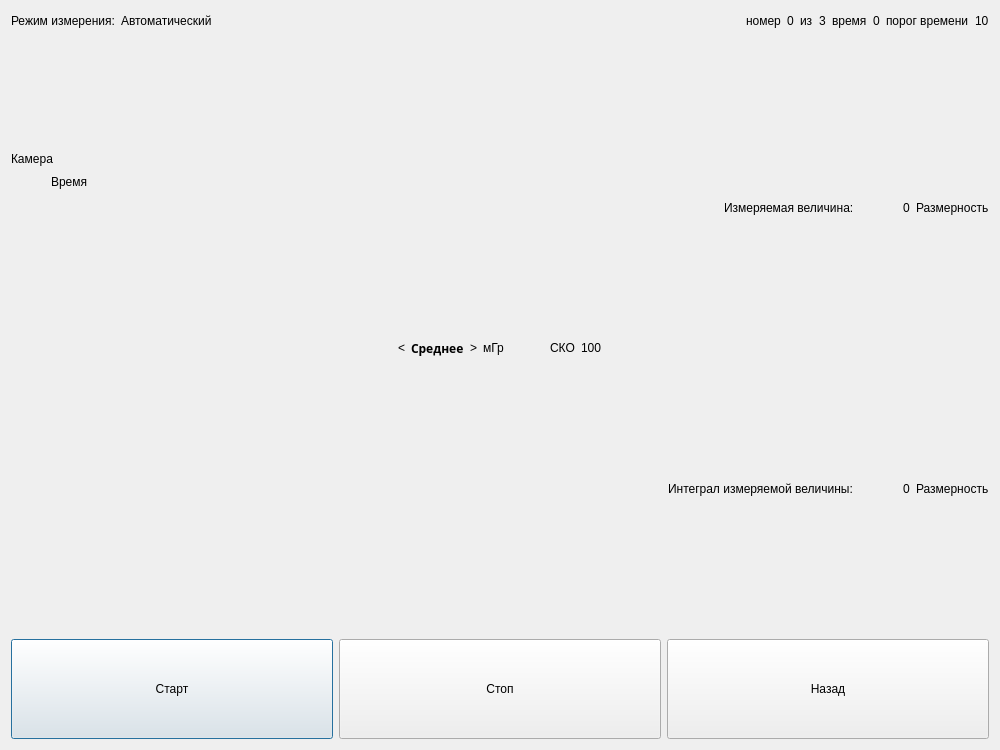
basketbgn/basket, file qtsrc/progBGN/BGN_26_10/gamma_ik_measuring_measure.ui: the form before one commit.
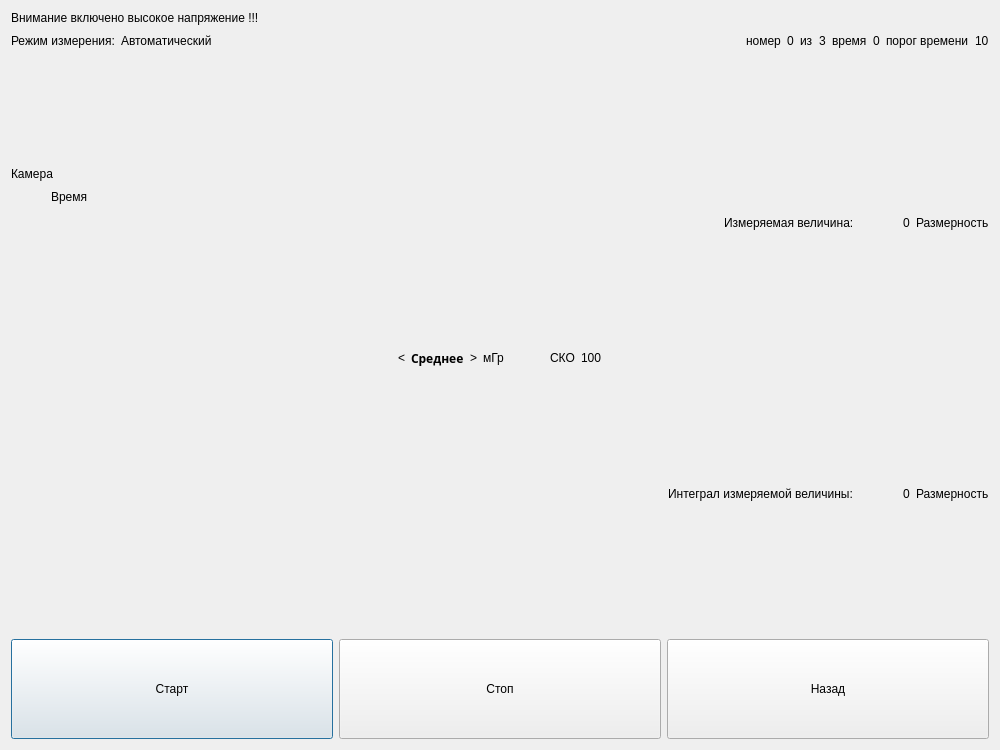
The form after the commit.

```diff
--- a/qtsrc/progBGN/BGN_26_10/gamma_ik_measuring_measure.ui
+++ b/qtsrc/progBGN/BGN_26_10/gamma_ik_measuring_measure.ui
@@ -14,6 +14,13 @@
    <string>Dialog</string>
   </property>
   <layout class="QVBoxLayout" name="verticalLayout_4">
+   <item>
+    <widget class="QLabel" name="label_26">
+     <property name="text">
+      <string>Внимание включено высокое напряжение !!!</string>
+     </property>
+    </widget>
+   </item>
    <item>
     <layout class="QHBoxLayout" name="horizontalLayout_17">
      <item>
```
